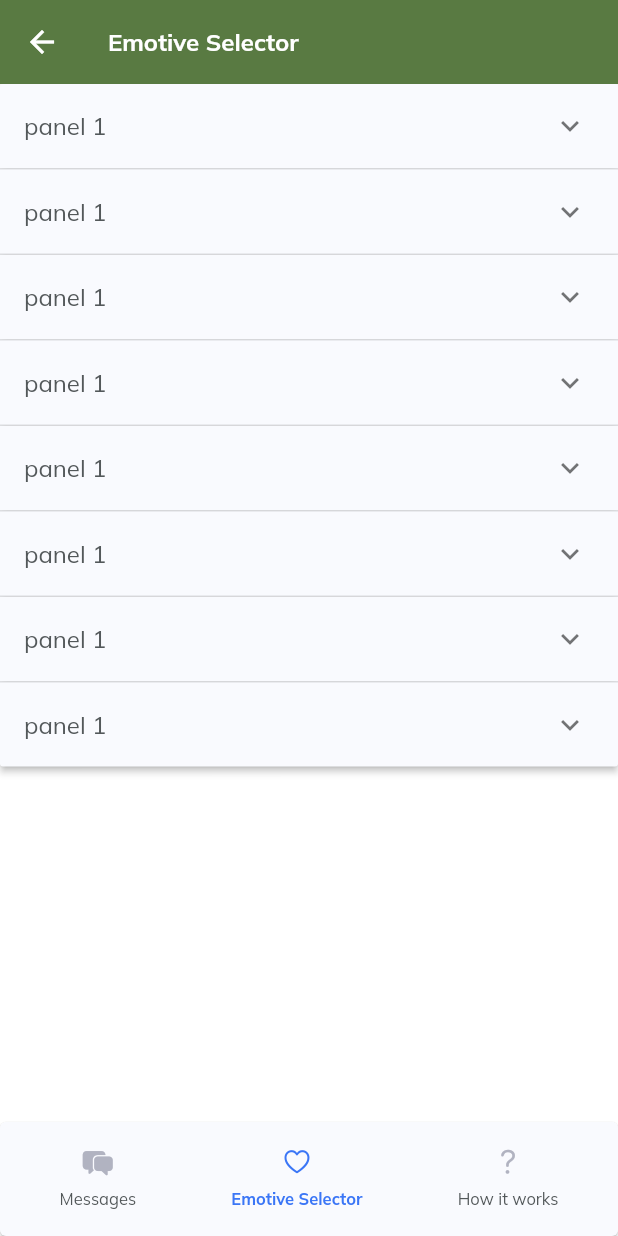
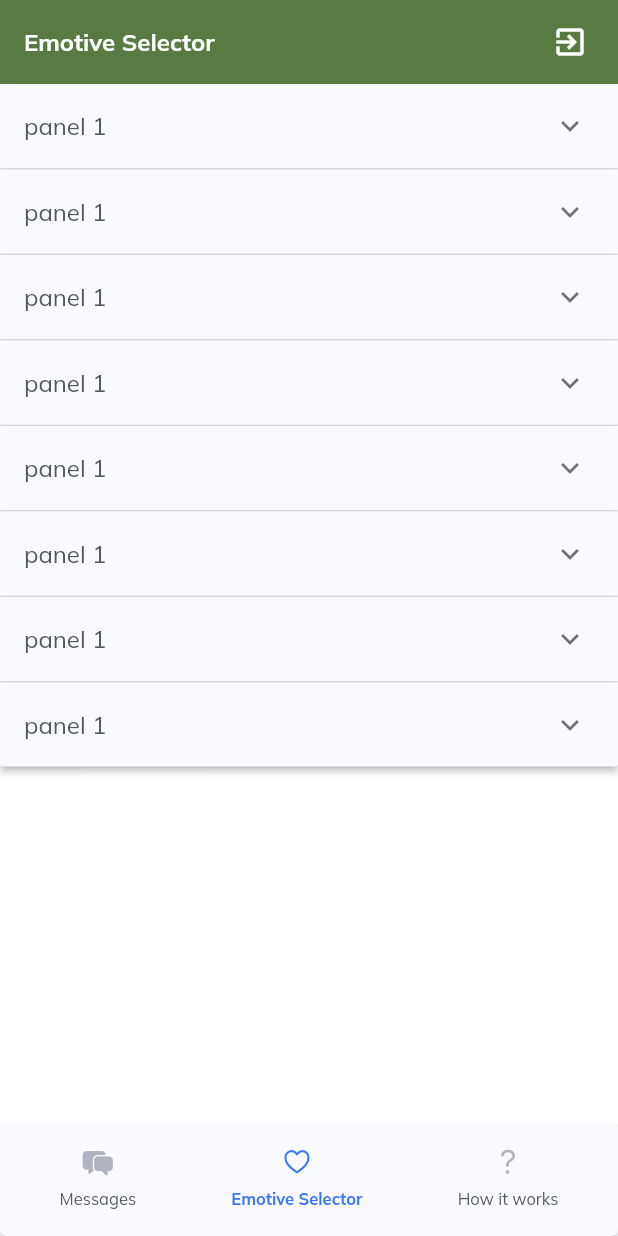
Before and after one commit to EricFradera/EmoChat, a Flutter app: the HomeScreen screen opened directly, item 2 of the bottom bar chosen, on a phone screen of 412 x 824 dp. Run offline on Flutter 3.47's test engine with Material 2 defaults, Android fonts, the phone set to English and light mode, and no system bars; our stand-ins replace cached_network_image, cloud_firestore, firebase_auth, firebase_core, firebase_storage, get and 3 more; missing offline and left inert: dart:ffi; accounts and stored records are empty.

Commit message:
singout implemented

```diff
--- a/lib/controllers/user_controller.dart
+++ b/lib/controllers/user_controller.dart
@@ -60,6 +60,12 @@ class UserController extends GetxController {
     tryAddUser(tempUser);
     myUser = tempUser;
     update();
+  }
+
+  Future<void> trySingOut() async {
+    myUser = EmoUser.empty();
+    selectedUser = DestinationUser.empty();
+    await GoogleSignIn.standard().disconnect();
   }
 
   void selectUser(DestinationUser destinationUser) {
--- a/lib/views/home_screen.dart
+++ b/lib/views/home_screen.dart
@@ -1,11 +1,14 @@
+import 'package:chat_app/controllers/user_controller.dart';
 import 'package:chat_app/custom%20widgets/action_button.dart';
 import 'package:chat_app/pages/howItWorks.dart';
 import 'package:chat_app/pages/chat_list.dart';
 import 'package:chat_app/pages/contact_page.dart';
 import 'package:chat_app/pages/expressionPage.dart';
 import 'package:chat_app/theme.dart';
+import 'package:chat_app/views/login_screen.dart';
 import 'package:flutter/cupertino.dart';
 import 'package:flutter/material.dart';
+import 'package:get/get.dart';
 
 import '../custom widgets/widgets.dart';
 
@@ -35,6 +38,7 @@ class HomeScreen extends StatelessWidget {
   Widget build(BuildContext context) {
     return Scaffold(
       appBar: AppBar(
+          automaticallyImplyLeading: false,
           backgroundColor: const Color.fromRGBO(89, 122, 66, 1),
           elevation: 0,
           title: ValueListenableBuilder(
@@ -42,11 +46,23 @@ class HomeScreen extends StatelessWidget {
             builder: (BuildContext context, String value, _) {
               return Text(
                 pagetitle.value,
-              style: const TextStyle(fontWeight: FontWeight.bold, fontSize: 16),
+                style:
+                    const TextStyle(fontWeight: FontWeight.bold, fontSize: 16),
               );
             },
           ),
-      ),
+          actions: [
+            Padding(
+              padding: const EdgeInsets.all(8.0),
+              child: IconButton(
+                  onPressed: (() {
+                    Get.put(UserController()).trySingOut();
+                    Navigator.push(context,
+                        MaterialPageRoute(builder: (context) => LoginScreen()));
+                  }),
+                  icon: const Icon(Icons.exit_to_app)),
+            )
+          ]),
       body: ValueListenableBuilder(
         valueListenable: pageIndex,
         builder: (BuildContext context, int value, _) {
--- a/lib/views/login_screen.dart
+++ b/lib/views/login_screen.dart
@@ -73,8 +73,7 @@ class LoginScreen extends StatelessWidget {
   }
 
   Future<void> _handleSignIn(context) async {
-    Get.put(UserController()).signInUser();
-
+    await Get.put(UserController()).signInUser();
     Route route = MaterialPageRoute(builder: (context) => HomeScreen());
     Navigator.pushReplacement(context, route);
   }
```
Lines whose indentation alone changed are shown as unchanged.
